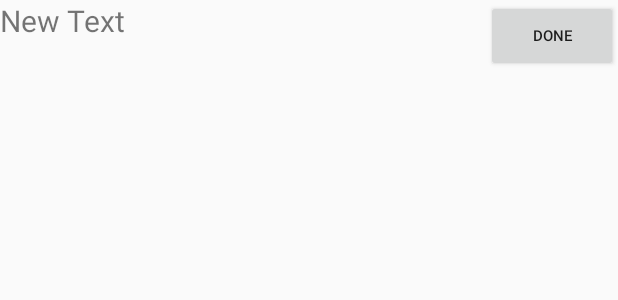
After one commit to haganicolau/lp4201702, an Android app: the layout item_task.xml on its own in the app's theme, with its tools: preview values and no code run, on a phone screen of 412 x 824 dp. The commit adds this screen. Shown: the top 300 px of the screen. Run offline under Robolectric (Android 15) with nearby library versions, the phone set to English and light mode, and no system bars.

Commit message:
atualização dos arquivos

```diff
--- /dev/null
+++ b/MyApplication/app/src/main/res/layout/item_task.xml
@@ -0,0 +1,30 @@
+<?xml version="1.0" encoding="utf-8"?>
+<RelativeLayout xmlns:android="http://schemas.android.com/apk/res/android"
+    android:orientation="vertical" android:layout_width="match_parent"
+    android:layout_height="match_parent">
+
+
+    <TextView
+        android:layout_width="wrap_content"
+        android:layout_height="wrap_content"
+        android:text="New Text"
+        android:id="@+id/textView"
+        android:textSize="20dp"
+        android:layout_alignParentTop="true"
+        android:layout_alignParentLeft="true"
+        android:layout_alignParentStart="true"
+        android:layout_alignBottom="@+id/button"
+        android:layout_toLeftOf="@+id/button"
+        android:layout_toStartOf="@+id/button" />
+
+    <Button
+        android:layout_width="wrap_content"
+        android:layout_height="wrap_content"
+        android:text="@string/listview_complete_task"
+        android:id="@+id/button"
+        android:textSize="10dp"
+        android:layout_alignParentTop="true"
+        android:layout_alignParentRight="true"
+        android:layout_alignParentEnd="true"
+        android:onClick="removeTask"/>
+</RelativeLayout>
--- /dev/null
+++ b/MyApplication/app/src/main/res/values/dimens.xml
@@ -0,0 +1,5 @@
+<resources>
+    <!-- Default screen margins, per the Android Design guidelines. -->
+    <dimen name="activity_horizontal_margin">16dp</dimen>
+    <dimen name="activity_vertical_margin">16dp</dimen>
+</resources>
--- a/MyApplication/app/src/main/res/values/strings.xml
+++ b/MyApplication/app/src/main/res/values/strings.xml
@@ -1,3 +1,5 @@
 <resources>
-    <string name="app_name">My Application</string>
+    <string name="app_name">Tasklist</string>
+    <string name="menu_add_new_task">Add new task</string>
+    <string name="listview_complete_task">Done</string>
 </resources>
```
Also changed, not shown: MyApplication/app/src/main/java/com/example/haganicolau/myapplication/MainActivity.java (+73 -1 lines), MyApplication/app/src/main/res/layout/activity_main.xml (+12 -11 lines), MyApplication/app/src/main/res/menu/main_menu.xml (added, +9 -0 lines).
